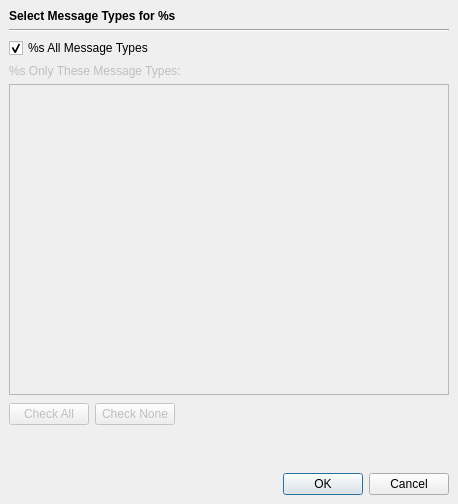
This is profit/widgets/ui_importexportdialog.ui in hpsilva/profitpy as Qt 5 draws it before an edit. The edited form follows.
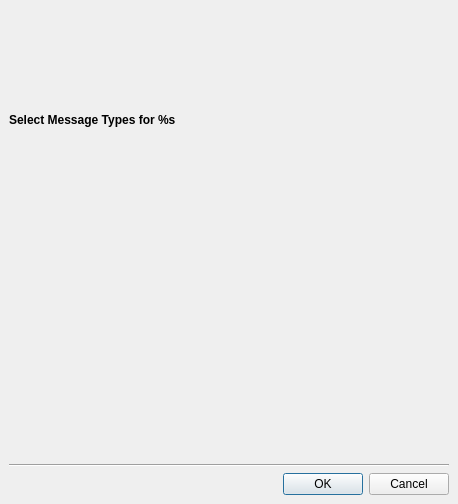
This is the edited form. Custom widgets are drawn as their Qt base class.

Commit message:
Added messagetypeselect.py which is a refactoring of the widgets in the import export dialog; new ui and module used in collector display.
Work in progress on collector display.

Other minor updates.

```diff
--- a/profit/widgets/ui_importexportdialog.ui
+++ b/profit/widgets/ui_importexportdialog.ui
@@ -26,6 +26,9 @@
      </property>
     </widget>
    </item>
+   <item>
+    <widget class="MessageTypeSelect" native="1" name="messageTypeDisplay" />
+   </item>
    <item>
     <widget class="Line" name="line" >
      <property name="orientation" >
@@ -33,92 +36,6 @@
      </property>
     </widget>
    </item>
-   <item>
-    <widget class="QCheckBox" name="allCheck" >
-     <property name="text" >
-      <string>%s All Message Types</string>
-     </property>
-     <property name="checked" >
-      <bool>true</bool>
-     </property>
-    </widget>
-   </item>
-   <item>
-    <widget class="QLabel" name="typesListText" >
-     <property name="enabled" >
-      <bool>false</bool>
-     </property>
-     <property name="text" >
-      <string>%s Only These Message Types:</string>
-     </property>
-    </widget>
-   </item>
-   <item>
-    <widget class="QListWidget" name="typesList" >
-     <property name="enabled" >
-      <bool>false</bool>
-     </property>
-    </widget>
-   </item>
-   <item>
-    <layout class="QHBoxLayout" >
-     <property name="margin" >
-      <number>0</number>
-     </property>
-     <property name="spacing" >
-      <number>6</number>
-     </property>
-     <item>
-      <widget class="QPushButton" name="checkAllButton" >
-       <property name="enabled" >
-        <bool>false</bool>
-       </property>
-       <property name="text" >
-        <string>Check All</string>
-       </property>
-      </widget>
-     </item>
-     <item>
-      <widget class="QPushButton" name="checkNoneButton" >
-       <property name="enabled" >
-        <bool>false</bool>
-       </property>
-       <property name="text" >
-        <string>Check None</string>
-       </property>
-      </widget>
-     </item>
-     <item>
-      <spacer>
-       <property name="orientation" >
-        <enum>Qt::Horizontal</enum>
-       </property>
-       <property name="sizeHint" >
-        <size>
-         <width>16</width>
-         <height>26</height>
-        </size>
-       </property>
-      </spacer>
-     </item>
-    </layout>
-   </item>
-   <item>
-    <spacer>
-     <property name="orientation" >
-      <enum>Qt::Vertical</enum>
-     </property>
-     <property name="sizeType" >
-      <enum>QSizePolicy::Minimum</enum>
-     </property>
-     <property name="sizeHint" >
-      <size>
-       <width>20</width>
-       <height>40</height>
-      </size>
-     </property>
-    </spacer>
-   </item>
    <item>
     <widget class="QDialogButtonBox" name="buttonBox" >
      <property name="orientation" >
@@ -131,6 +48,14 @@
    </item>
   </layout>
  </widget>
+ <customwidgets>
+  <customwidget>
+   <class>MessageTypeSelect</class>
+   <extends>QWidget</extends>
+   <header location="global" >messagetypeselect.h</header>
+   <container>1</container>
+  </customwidget>
+ </customwidgets>
  <resources/>
  <connections>
   <connection>
```
Left out of the diff: 72 changed lines with no effect on the pictures. The commit also changes 14 other files.
